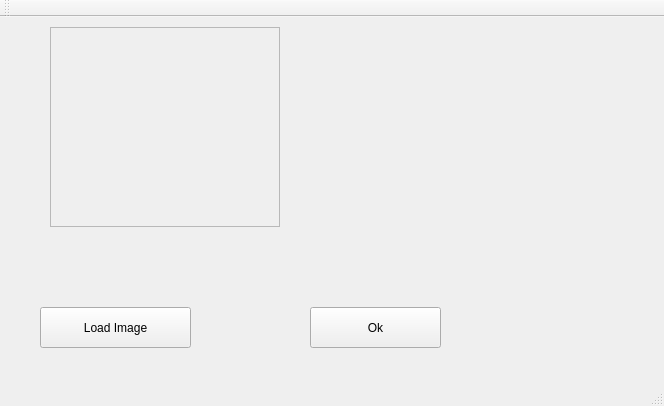
This is histograma_imagem/mainwindow.ui in pedrecal/grupoestudo as Qt 5 draws it before an edit. The edited form follows.
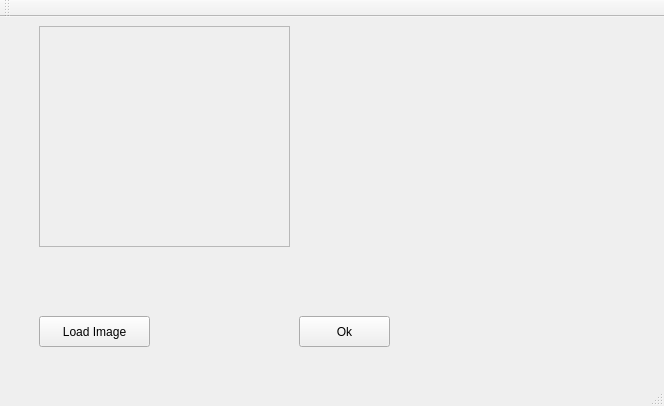
This is the edited form. Custom widgets are drawn as their Qt base class.

The edit to the form file:
```diff
--- a/histograma_imagem/mainwindow.ui
+++ b/histograma_imagem/mainwindow.ui
@@ -2,6 +2,12 @@
 <ui version="4.0">
  <class>MainWindow</class>
  <widget class="QMainWindow" name="MainWindow">
+  <property name="windowModality">
+   <enum>Qt::NonModal</enum>
+  </property>
+  <property name="enabled">
+   <bool>true</bool>
+  </property>
   <property name="geometry">
    <rect>
     <x>0</x>
@@ -10,43 +16,41 @@
     <height>406</height>
    </rect>
   </property>
+  <property name="sizePolicy">
+   <sizepolicy hsizetype="Expanding" vsizetype="Expanding">
+    <horstretch>0</horstretch>
+    <verstretch>0</verstretch>
+   </sizepolicy>
+  </property>
   <property name="windowTitle">
    <string>MainWindow</string>
   </property>
   <widget class="QWidget" name="centralWidget">
-   <widget class="QPushButton" name="btLoad">
+   <widget class="QWidget" name="widget" native="true">
     <property name="geometry">
      <rect>
-      <x>40</x>
-      <y>290</y>
-      <width>151</width>
-      <height>41</height>
+      <x>39</x>
+      <y>9</y>
+      <width>601</width>
+      <height>321</height>
      </rect>
     </property>
-    <property name="text">
-     <string>Load Image</string>
+    <property name="sizePolicy">
+     <sizepolicy hsizetype="Expanding" vsizetype="Expanding">
+      <horstretch>0</horstretch>
+      <verstretch>0</verstretch>
+     </sizepolicy>
     </property>
-   </widget>
-   <widget class="QPushButton" name="btOk">
-    <property name="geometry">
-     <rect>
-      <x>310</x>
-      <y>290</y>
-      <width>131</width>
-      <height>41</height>
-     </rect>
+    <property name="autoFillBackground">
+     <bool>false</bool>
     </property>
-    <property name="text">
-     <string>Ok</string>
-    </property>
-   </widget>
    <widget class="QScrollArea" name="widImg">
     <property name="geometry">
      <rect>
-      <x>50</x>
-      <y>10</y>
-      <width>230</width>
-      <height>200</height>
+       <x>0</x>
+       <y>0</y>
+       <width>251</width>
+       <height>221</height>
      </rect>
     </property>
     <property name="widgetResizable">
@@ -57,21 +61,60 @@
       <rect>
        <x>0</x>
        <y>0</y>
-       <width>228</width>
-       <height>198</height>
-      </rect>
-     </property>
+        <width>249</width>
+        <height>219</height>
+       </rect>
+      </property>
+      <property name="sizePolicy">
+       <sizepolicy hsizetype="Expanding" vsizetype="Expanding">
+        <horstretch>0</horstretch>
+        <verstretch>0</verstretch>
+       </sizepolicy>
+      </property>
     </widget>
    </widget>
    <widget class="QCustomPlot" name="customPlot" native="true">
     <property name="geometry">
      <rect>
-      <x>300</x>
-      <y>10</y>
+       <x>260</x>
+       <y>0</y>
       <width>341</width>
-      <height>261</height>
-     </rect>
-    </property>
+       <height>281</height>
+      </rect>
+     </property>
+     <property name="sizePolicy">
+      <sizepolicy hsizetype="Expanding" vsizetype="Expanding">
+       <horstretch>0</horstretch>
+       <verstretch>0</verstretch>
+      </sizepolicy>
+     </property>
+    </widget>
+    <widget class="QPushButton" name="btOk">
+     <property name="geometry">
+      <rect>
+       <x>260</x>
+       <y>290</y>
+       <width>91</width>
+       <height>31</height>
+      </rect>
+     </property>
+     <property name="text">
+      <string>Ok</string>
+     </property>
+    </widget>
+    <widget class="QPushButton" name="btLoad">
+     <property name="geometry">
+      <rect>
+       <x>0</x>
+       <y>290</y>
+       <width>111</width>
+       <height>31</height>
+      </rect>
+     </property>
+     <property name="text">
+      <string>Load Image</string>
+     </property>
+    </widget>
    </widget>
   </widget>
   <widget class="QMenuBar" name="menuBar">
```
Left out of the diff: 7 changed lines with no effect on the pictures. Lines whose indentation alone changed are shown as unchanged.
